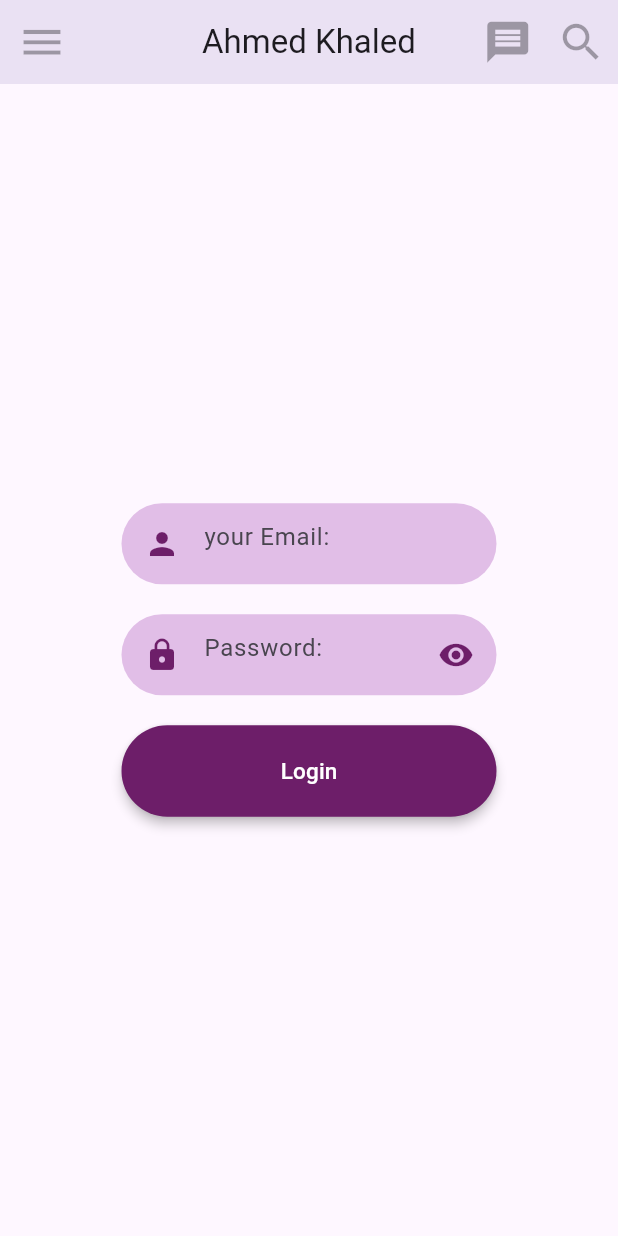
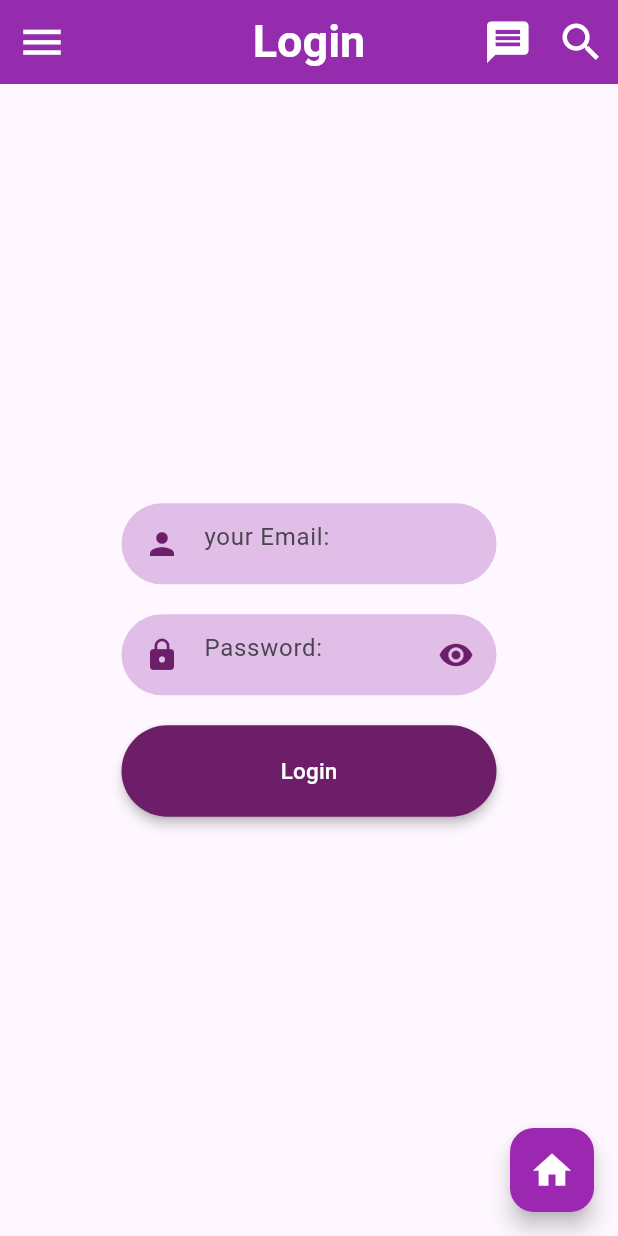
Before and after one commit to Ahmedkhsk/Flutter, a Flutter app: the screen it shows after launch, after a tap on "Login", on a phone screen of 412 x 824 dp. Run offline on Flutter 3.47's test engine with Material 3 defaults, Android fonts, the phone set to English and light mode, and no system bars.

Commit message:
Navigate with named routes and Stack

```diff
--- a/lib/main.dart
+++ b/lib/main.dart
@@ -1,5 +1,7 @@
 import 'package:flutter/material.dart';
-import 'package:flutter_svg/flutter_svg.dart';
+import 'package:test/pages/Login.dart';
+import 'package:test/pages/Signup.dart';
+import 'package:test/pages/welcome.dart';
 
 void main() => runApp(MyApp());
 
@@ -10,118 +12,12 @@ class MyApp extends StatelessWidget {
     return MaterialApp(
       debugShowCheckedModeBanner: false,
       theme: ThemeData(primarySwatch: Colors.blue),
-      home: MyProject(),
+      initialRoute: '/',
+      routes: {
+        '/': (context) => const Welcome(),
+        '/login': (context) => const Login(),
+        '/signup': (context) => const Signup(),
+      },
     );
   }
 }
-
-class MyProject extends StatelessWidget {
-  const MyProject({super.key});
-
-  @override
-  Widget build(BuildContext context) {
-    return SafeArea(
-      child: Scaffold(
-        appBar: AppBar(
-          elevation: 10,
-          title: const Text("Ahmed Khaled"),
-          centerTitle: true,
-          leading: const IconButton(
-            onPressed: null,
-            icon: Icon(Icons.menu, size: 33),
-          ),
-          actions: [
-            IconButton(
-              onPressed: null,
-              icon: const Icon(Icons.message, size: 33),
-            ),
-            IconButton(
-              onPressed: null,
-              icon: const Icon(Icons.search, size: 33),
-            ),
-          ],
-        ),
-
-        body: SizedBox(
-          width: double.infinity,
-          child: Column(
-            mainAxisAlignment: MainAxisAlignment.center,
-            crossAxisAlignment: CrossAxisAlignment.center,
-
-            children: [
-              Container(
-                padding: const EdgeInsets.all(3),
-                decoration: BoxDecoration(
-                  color: Colors.purple[100],
-                  borderRadius: BorderRadius.circular(66),
-                ),
-                margin: const EdgeInsets.all(10),
-                width: 250,
-
-                child: TextField(
-                  decoration: InputDecoration(
-                    hintText: "your Email:",
-                    prefixIcon: const Icon(
-                      Icons.person,
-                      color: Color.fromARGB(255, 109, 30, 105),
-                    ),
-                    border: InputBorder.none,
-                  ),
-                ),
-              ),
-
-              Container(
-                padding: const EdgeInsets.all(3),
-                decoration: BoxDecoration(
-                  color: Colors.purple[100],
-                  borderRadius: BorderRadius.circular(60),
-                ),
-                margin: const EdgeInsets.all(10),
-                width: 250,
-
-                child: TextField(
-                  obscureText: true,
-                  decoration: InputDecoration(
-                    hintText: "Password:",
-                    prefixIcon: const Icon(
-                      Icons.lock,
-                      color: Color.fromARGB(255, 109, 30, 105),
-                    ),
-                    suffixIcon: const Icon(
-                      Icons.visibility,
-                      color: Color.fromARGB(255, 109, 30, 105),
-                    ),
-                    border: InputBorder.none,
-                  ),
-                ),
-              ),
-
-              Container(
-                width: 250,
-                margin: const EdgeInsets.all(10),
-                child: ElevatedButton(
-                  onPressed: () {},
-                  style: ElevatedButton.styleFrom(
-                    elevation: 3,
-                    backgroundColor: const Color.fromARGB(255, 109, 30, 105),
-                    padding: const EdgeInsets.symmetric(
-                      horizontal: 50,
-                      vertical: 20,
-                    ),
-                    shape: RoundedRectangleBorder(
-                      borderRadius: BorderRadius.circular(66),
-                    ),
-                  ),
-                  child: const Text(
-                    "Login",
-                    style: TextStyle(fontSize: 15, color: Colors.white),
-                  ),
-                ),
-              ),
-            ],
-          ),
-        ),
-      ),
-    );
-  }
-}
--- /dev/null
+++ b/lib/pages/Login.dart
@@ -0,0 +1,129 @@
+import 'package:flutter/material.dart';
+
+class Login extends StatelessWidget {
+  const Login({super.key});
+
+  @override
+  Widget build(BuildContext context) {
+    return SafeArea(
+      child: Scaffold(
+        appBar: AppBar(
+          backgroundColor: Colors.purple,
+          elevation: 10,
+          title: const Text(
+            "Login",
+            style: TextStyle(
+              fontSize: 30,
+              fontWeight: FontWeight.bold,
+              color: Colors.white,
+            ),
+          ),
+          centerTitle: true,
+            leading: const IconButton(
+            onPressed: null,
+            icon: Icon(Icons.menu, size: 33, color: Colors.white),
+            ),
+            actions: [
+            IconButton(
+              onPressed: null,
+              icon: const Icon(Icons.message, size: 33, color: Colors.white),
+            ),
+            IconButton(
+              onPressed: null,
+              icon: const Icon(Icons.search, size: 33, color: Colors.white),
+            ),
+          ],
+
+        ),
+
+        body: SizedBox(
+          width: double.infinity,
+          child: Column(
+            mainAxisAlignment: MainAxisAlignment.center,
+            crossAxisAlignment: CrossAxisAlignment.center,
+
+            children: [
+              Container(
+                padding: const EdgeInsets.all(3),
+                decoration: BoxDecoration(
+                  color: Colors.purple[100],
+                  borderRadius: BorderRadius.circular(66),
+                ),
+                margin: const EdgeInsets.all(10),
+                width: 250,
+
+                child: TextField(
+                  decoration: InputDecoration(
+                    hintText: "your Email:",
+                    prefixIcon: const Icon(
+                      Icons.person,
+                      color: Color.fromARGB(255, 109, 30, 105),
+                    ),
+                    border: InputBorder.none,
+                  ),
+                ),
+              ),
+
+              Container(
+                padding: const EdgeInsets.all(3),
+                decoration: BoxDecoration(
+                  color: Colors.purple[100],
+                  borderRadius: BorderRadius.circular(60),
+                ),
+                margin: const EdgeInsets.all(10),
+                width: 250,
+
+                child: TextField(
+                  obscureText: true,
+                  decoration: InputDecoration(
+                    hintText: "Password:",
+                    prefixIcon: const Icon(
+                      Icons.lock,
+                      color: Color.fromARGB(255, 109, 30, 105),
+                    ),
+                    suffixIcon: const Icon(
+                      Icons.visibility,
+                      color: Color.fromARGB(255, 109, 30, 105),
+                    ),
+                    border: InputBorder.none,
+                  ),
+                ),
+              ),
+
+              Container(
+                width: 250,
+                margin: const EdgeInsets.all(10),
+                child: ElevatedButton(
+                  onPressed: () {},
+                  style: ElevatedButton.styleFrom(
+                    elevation: 3,
+                    backgroundColor: const Color.fromARGB(255, 109, 30, 105),
+                    padding: const EdgeInsets.symmetric(
+                      horizontal: 50,
+                      vertical: 20,
+                    ),
+                    shape: RoundedRectangleBorder(
+                      borderRadius: BorderRadius.circular(66),
+                    ),
+                  ),
+                  child: const Text(
+                    "Login",
+                    style: TextStyle(fontSize: 15, color: Colors.white),
+                  ),
+                ),
+              ),
+            ],
+          ),
+        ),
+
+        floatingActionButton: FloatingActionButton(
+          onPressed: () {
+            Navigator.pop(context);
+          },
+          backgroundColor: Colors.purple,
+          child: const Icon(Icons.home, size: 30 , color: Colors.white),
+        ),
+      ),
+    );
+  }
+}
--- /dev/null
+++ b/lib/pages/welcome.dart
@@ -0,0 +1,85 @@
+import 'package:flutter/material.dart';
+
+class Welcome extends StatelessWidget {
+  const Welcome({super.key});
+
+  @override
+  Widget build(BuildContext context) {
+    return Scaffold(
+      appBar: AppBar(
+        backgroundColor: Colors.purple,
+        elevation: 10,
+        centerTitle: true,
+        title: const Text(
+          'Welcome',
+          style: TextStyle(
+            fontSize: 30,
+            fontWeight: FontWeight.bold,
+            color: Colors.white,
+          ),
+        ),
+      ),
+
+      body: SizedBox(
+        width: double.infinity,
+        child: Column(
+          mainAxisAlignment: MainAxisAlignment.center,
+          crossAxisAlignment: CrossAxisAlignment.center,
+          children: [
+
+            Container(
+              width: 250,
+              margin: const EdgeInsets.all(10),
+              child: ElevatedButton(
+                onPressed: () {
+                  Navigator.pushNamed(context, '/login');
+                },
+                style: ElevatedButton.styleFrom(
+                  elevation: 3,
+                  backgroundColor: Colors.purple,
+                  padding: const EdgeInsets.symmetric(
+                    horizontal: 50,
+                    vertical: 20,
+                  ),
+                  shape: RoundedRectangleBorder(
+                    borderRadius: BorderRadius.circular(66),
+                  ),
+                ),
+                child: const Text(
+                  "Login",
+                  style: TextStyle(fontSize: 15, color: Colors.white),
+                ),
+              ),
+            ),
+
+            Container(
+              width: 250,
+              margin: const EdgeInsets.all(10),
+              child: ElevatedButton(
+                onPressed: () {
+                  Navigator.pushNamed(context, '/signup');
+                },
+                style: ElevatedButton.styleFrom(
+                  elevation: 3,
+                  backgroundColor: Colors.purple,
+                  padding: const EdgeInsets.symmetric(
+                    horizontal: 50,
+                    vertical: 20,
+                  ),
+                  shape: RoundedRectangleBorder(
+                    borderRadius: BorderRadius.circular(66),
+                  ),
+                ),
+                child: const Text(
+                  "SignUP",
+                  style: TextStyle(fontSize: 15, color: Colors.white),
+                ),
+              ),
+            ),
+
+          ],
+        ),
+      ),
+    );
+  }
+}
```
Also changed, not shown: lib/pages/Signup.dart (added, +149 -0 lines).
